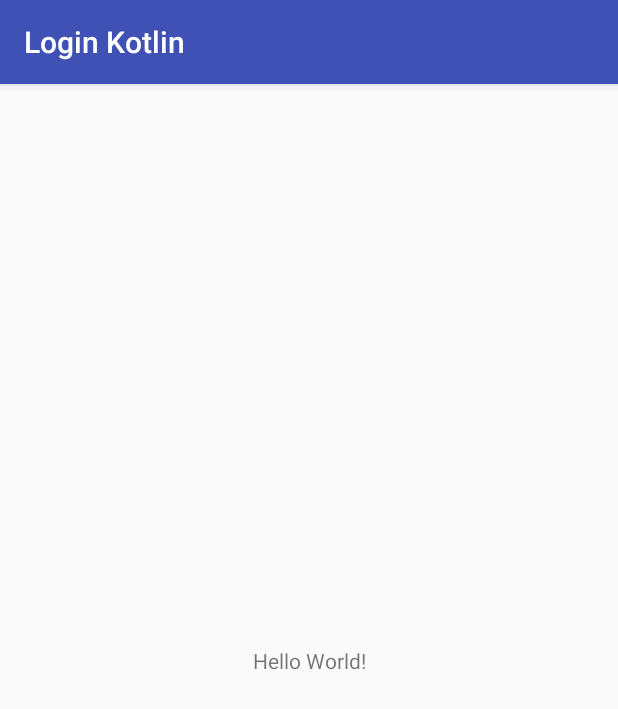
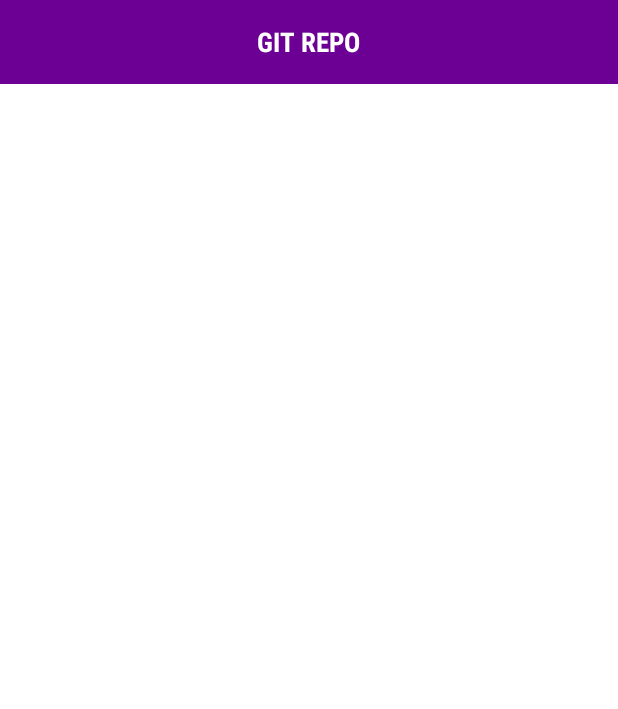
Before and after one commit to AddColourAndroid/Login-Kotlin, an Android app: the screen it shows after launch (MainActivity), on a phone screen of 412 x 824 dp. Shown: the top 709 px of the screen. Run offline under Robolectric (Android 15) with nearby library versions, the phone set to English and light mode, and no system bars; our stand-ins replace data binding.

Commit message:
Data binding

```diff
--- a/app/build.gradle
+++ b/app/build.gradle
@@ -1,8 +1,7 @@
 apply plugin: 'com.android.application'
-
 apply plugin: 'kotlin-android'
-
 apply plugin: 'kotlin-android-extensions'
+apply plugin: 'kotlin-kapt'
 
 android {
     compileSdkVersion 27
@@ -14,11 +13,20 @@ android {
         versionName "1.0"
         testInstrumentationRunner "android.support.test.runner.AndroidJUnitRunner"
     }
+
+    dataBinding {
+        enabled = true
+    }
+
     buildTypes {
         release {
             minifyEnabled false
             proguardFiles getDefaultProguardFile('proguard-android.txt'), 'proguard-rules.pro'
         }
+    }
+
+    kapt {
+        generateStubs = true
     }
 }
 
@@ -30,4 +38,5 @@ dependencies {
     testImplementation 'junit:junit:4.12'
     androidTestImplementation 'com.android.support.test:runner:1.0.2'
     androidTestImplementation 'com.android.support.test.espresso:espresso-core:3.0.2'
+    kapt 'com.android.databinding:compiler:3.1.3'
 }
--- a/app/src/main/java/addcolour/co/za/loginkotlin/MainActivity.kt
+++ b/app/src/main/java/addcolour/co/za/loginkotlin/MainActivity.kt
@@ -1,12 +1,22 @@
 package addcolour.co.za.loginkotlin
 
+import addcolour.co.za.loginkotlin.databinding.ActivityMainBinding
+import android.databinding.DataBindingUtil
 import android.support.v7.app.AppCompatActivity
 import android.os.Bundle
 
 class MainActivity : AppCompatActivity() {
 
+    private var mBinding: ActivityMainBinding? = null
+
     override fun onCreate(savedInstanceState: Bundle?) {
         super.onCreate(savedInstanceState)
-        setContentView(R.layout.activity_main)
+
+        mBinding = DataBindingUtil.setContentView(this, R.layout.activity_main)
+        initialize()
+    }
+
+    private fun initialize() {
+        mBinding?.contentToolBar?.title = getString(R.string.git_repo_title)
     }
 }
--- a/app/src/main/res/layout/activity_main.xml
+++ b/app/src/main/res/layout/activity_main.xml
@@ -1,18 +1,17 @@
 <?xml version="1.0" encoding="utf-8"?>
-<android.support.constraint.ConstraintLayout xmlns:android="http://schemas.android.com/apk/res/android"
-    xmlns:app="http://schemas.android.com/apk/res-auto"
-    xmlns:tools="http://schemas.android.com/tools"
-    android:layout_width="match_parent"
-    android:layout_height="match_parent"
-    tools:context=".MainActivity">
+<layout xmlns:android="http://schemas.android.com/apk/res/android"
+    xmlns:tools="http://schemas.android.com/tools">
 
-    <TextView
-        android:layout_width="wrap_content"
-        android:layout_height="wrap_content"
-        android:text="Hello World!"
-        app:layout_constraintBottom_toBottomOf="parent"
-        app:layout_constraintLeft_toLeftOf="parent"
-        app:layout_constraintRight_toRightOf="parent"
-        app:layout_constraintTop_toTopOf="parent" />
+    <LinearLayout
+        android:layout_width="match_parent"
+        android:layout_height="match_parent"
+        android:background="@color/windowBackground"
+        android:orientation="vertical"
+        tools:context=".MainActivity">
 
-</android.support.constraint.ConstraintLayout>
+        <include
+            android:id="@+id/contentToolBar"
+            layout="@layout/toolbar" />
+
+    </LinearLayout>
+</layout>
--- /dev/null
+++ b/app/src/main/res/layout/toolbar.xml
@@ -0,0 +1,33 @@
+<?xml version="1.0" encoding="utf-8"?>
+<layout xmlns:android="http://schemas.android.com/apk/res/android">
+
+    <data>
+
+        <variable
+            name="title"
+            type="String" />
+
+    </data>
+
+    <RelativeLayout
+        android:layout_width="match_parent"
+        android:layout_height="?android:attr/actionBarSize"
+        android:background="@color/colorPrimary"
+        android:gravity="center_vertical">
+
+        <TextView
+            android:id="@+id/toolBarTitle"
+            android:layout_width="wrap_content"
+            android:layout_height="wrap_content"
+            android:layout_centerHorizontal="true"
+            android:layout_centerVertical="true"
+            android:ellipsize="end"
+            android:fontFamily="sans-serif-condensed"
+            android:maxLines="1"
+            android:text="@{title}"
+            android:textAllCaps="true"
+            android:textColor="@color/windowBackground"
+            android:textSize="@dimen/text_view_18"
+            android:textStyle="bold" />
+    </RelativeLayout>
+</layout>
--- a/app/src/main/res/values/colors.xml
+++ b/app/src/main/res/values/colors.xml
@@ -1,6 +1,9 @@
 <?xml version="1.0" encoding="utf-8"?>
 <resources>
-    <color name="colorPrimary">#3F51B5</color>
-    <color name="colorPrimaryDark">#303F9F</color>
-    <color name="colorAccent">#FF4081</color>
+    <color name="colorPrimary">#6d0094</color>
+    <color name="colorPrimaryDark">#6d0094</color>
+    <color name="colorAccent">#ff2068</color>
+    <color name="colorAccentSecondary">#ad1a7f</color>
+
+    <color name="windowBackground">#FFFFFF</color>
 </resources>
--- /dev/null
+++ b/app/src/main/res/values/dimens.xml
@@ -0,0 +1,4 @@
+<?xml version="1.0" encoding="utf-8"?>
+<resources>
+    <dimen name="text_view_18">18sp</dimen>
+</resources>
--- a/app/src/main/res/values/strings.xml
+++ b/app/src/main/res/values/strings.xml
@@ -1,3 +1,9 @@
 <resources>
     <string name="app_name">Login Kotlin</string>
+
+    <!-- TITLE -->
+    <string name="git_repo_title">Git Repo</string>
+    <string name="login_title">Login</string>
+    <string name="register_title">Register</string>
+
 </resources>
--- a/app/src/main/res/values/styles.xml
+++ b/app/src/main/res/values/styles.xml
@@ -1,7 +1,7 @@
 <resources>
 
     <!-- Base application theme. -->
-    <style name="AppTheme" parent="Theme.AppCompat.Light.DarkActionBar">
+    <style name="AppTheme" parent="Theme.AppCompat.Light.NoActionBar">
         <!-- Customize your theme here. -->
         <item name="colorPrimary">@color/colorPrimary</item>
         <item name="colorPrimaryDark">@color/colorPrimaryDark</item>
```
